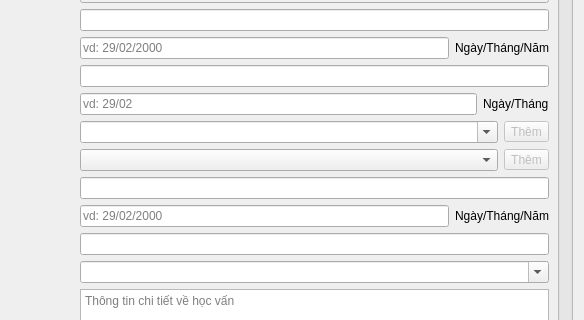
Qt form app/view/dialog/dlgperson.ui (emtrai/hrm_monastery) before a commit; both pictures show x 136 to 720 and y 241 to 561 of the 720 by 672 pixel window.
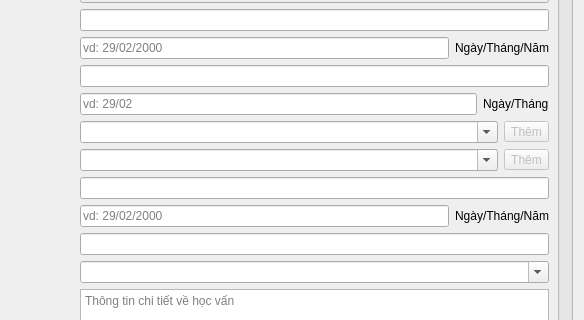
The same form after that commit. Icons and pictures are not drawn.

The edit to the form file:
```diff
--- a/app/view/dialog/dlgperson.ui
+++ b/app/view/dialog/dlgperson.ui
@@ -38,7 +38,7 @@
       <property name="geometry">
        <rect>
         <x>0</x>
-        <y>-2093</y>
+        <y>-420</y>
         <width>683</width>
         <height>2845</height>
        </rect>
@@ -623,7 +623,7 @@
            <item>
             <widget class="QComboBox" name="cbEthic">
              <property name="editable">
-              <bool>false</bool>
+              <bool>true</bool>
              </property>
             </widget>
            </item>
```
